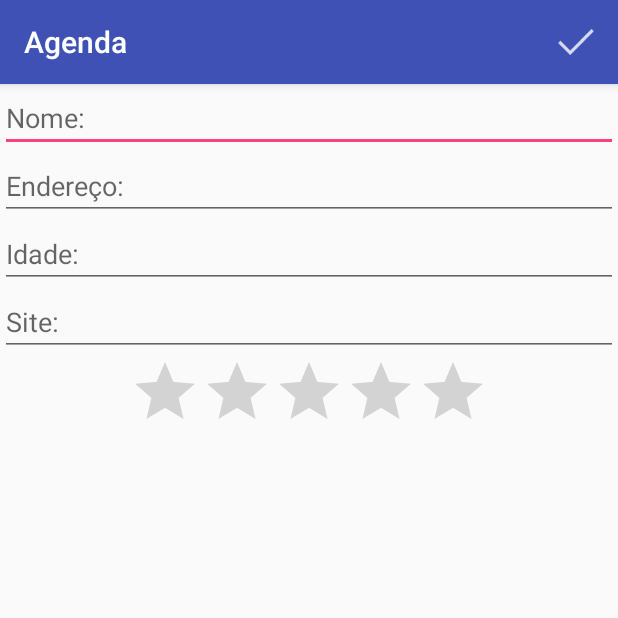
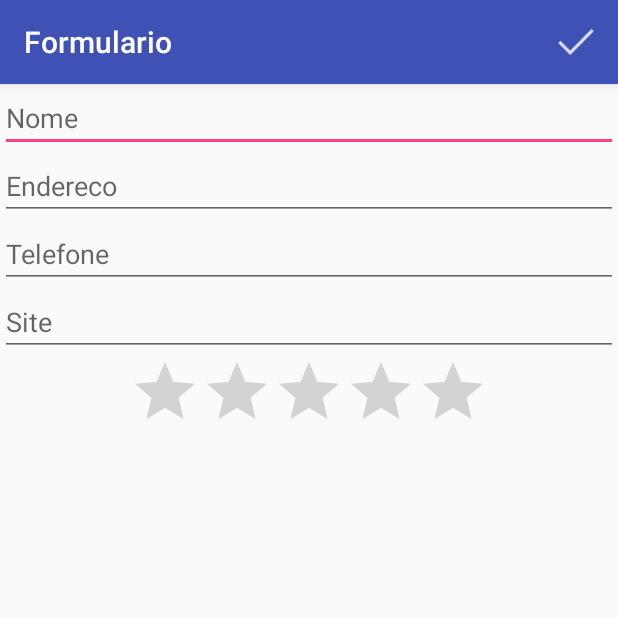
Before and after one commit to alexsandercaproni/Agenda, an Android app: the FormularioActivity screen opened directly, with no data from a screen before it, on a phone screen of 412 x 824 dp, the top half of it. Run offline under Robolectric (Android 15) with nearby library versions, the phone set to English and light mode, and no system bars.

Commit message:
Ajustes com base no Alura

```diff
--- a/Agenda/app/build.gradle
+++ b/Agenda/app/build.gradle
@@ -2,11 +2,11 @@ apply plugin: 'com.android.application'
 
 android {
     compileSdkVersion 23
-    buildToolsVersion "24.0.1"
+    buildToolsVersion "23.0.2"
 
     defaultConfig {
-        applicationId "br.inatel.agenda"
-        minSdkVersion 16
+        applicationId "br.com.alura.agenda"
+        minSdkVersion 15
         targetSdkVersion 23
         versionCode 1
         versionName "1.0"
--- a/Agenda/app/src/main/java/br/inatel/agenda/FormularioHelper.java
+++ b/Agenda/app/src/main/java/br/com/alura/agenda/FormularioHelper.java
@@ -1,52 +1,45 @@
-package br.inatel.agenda;
+package br.com.alura.agenda;
 
+import android.view.View;
 import android.widget.EditText;
 import android.widget.RatingBar;
 
-import br.inatel.agenda.model.Aluno;
+import br.com.alura.agenda.modelo.Aluno;
 
-/**
- * Created by alexsandercaproni on 21/10/2016.
- */
 public class FormularioHelper {
-
-    private EditText campoNome;
-    private EditText campoEndereco;
-    private EditText campoIdade;
-    private EditText campoSite;
-    private RatingBar campoNota;
+    private final EditText campoNome;
+    private final EditText campoEndereco;
+    private final EditText campoTelefone;
+    private final EditText campoSite;
+    private final RatingBar campoNota;
 
     private Aluno aluno;
 
     public FormularioHelper(FormularioActivity activity) {
-
         campoNome = (EditText) activity.findViewById(R.id.formulario_nome);
         campoEndereco = (EditText) activity.findViewById(R.id.formulario_endereco);
-        campoIdade = (EditText) activity.findViewById(R.id.formulario_idade);
+        campoTelefone = (EditText) activity.findViewById(R.id.formulario_telefone);
         campoSite = (EditText) activity.findViewById(R.id.formulario_site);
         campoNota = (RatingBar) activity.findViewById(R.id.formulario_nota);
-
         aluno = new Aluno();
-
     }
 
-    public Aluno pegaAluno(){
 
+    public Aluno pegaAluno() {
         aluno.setNome(campoNome.getText().toString());
         aluno.setEndereco(campoEndereco.getText().toString());
-        aluno.setIdade(Integer.valueOf(campoIdade.getText().toString()));
         aluno.setSite(campoSite.getText().toString());
+        aluno.setTelefone(campoTelefone.getText().toString());
         aluno.setNota(Double.valueOf(campoNota.getProgress()));
-
         return aluno;
     }
 
     public void preencheFormulario(Aluno aluno) {
         campoNome.setText(aluno.getNome());
         campoEndereco.setText(aluno.getEndereco());
-        campoIdade.setText(String.valueOf(aluno.getIdade()));
+        campoTelefone.setText(aluno.getTelefone());
         campoSite.setText(aluno.getSite());
-        campoNota.setProgress((int) aluno.getNota() );
+        campoNota.setProgress(aluno.getNota().intValue());
         this.aluno = aluno;
     }
 }
--- a/Agenda/app/src/main/res/layout/activity_formulario.xml
+++ b/Agenda/app/src/main/res/layout/activity_formulario.xml
@@ -1,48 +1,44 @@
+<?xml version="1.0" encoding="utf-8"?>
 <ScrollView
+    xmlns:android="http://schemas.android.com/apk/res/android"
     android:layout_width="match_parent"
-    android:layout_height="match_parent"
-    xmlns:android="http://schemas.android.com/apk/res/android" >
+    android:layout_height="match_parent">
 
     <LinearLayout
-        xmlns:tools="http://schemas.android.com/tools"
         android:layout_width="match_parent"
         android:layout_height="match_parent"
-        tools:context="br.inatel.agenda.FormularioActivity"
         android:orientation="vertical">
 
         <EditText
             android:id="@+id/formulario_nome"
-            android:hint="Nome: "
             android:layout_width="match_parent"
-            android:layout_height="wrap_content" />
+            android:layout_height="wrap_content"
+            android:hint="Nome"/>
 
         <EditText
             android:id="@+id/formulario_endereco"
-            android:hint="Endereço: "
             android:layout_width="match_parent"
-            android:layout_height="wrap_content" />
+            android:layout_height="wrap_content"
+            android:hint="Endereco"/>
 
         <EditText
-        android:id="@+id/formulario_idade"
-        android:hint="Idade: "
-        android:inputType="number"
-        android:layout_width="match_parent"
-        android:layout_height="wrap_content" />
+            android:id="@+id/formulario_telefone"
+            android:layout_width="match_parent"
+            android:layout_height="wrap_content"
+            android:hint="Telefone"/>
 
         <EditText
             android:id="@+id/formulario_site"
-            android:hint="Site: "
             android:layout_width="match_parent"
-            android:layout_height="wrap_content" />
+            android:layout_height="wrap_content"
+            android:hint="Site"/>
 
         <RatingBar
             android:id="@+id/formulario_nota"
             android:layout_width="wrap_content"
             android:layout_height="wrap_content"
-            android:numStars="5"
             android:layout_gravity="center"
-            android:max="10"/>
-
-
+            android:max="10"
+            android:numStars="5"/>
     </LinearLayout>
 </ScrollView>
--- a/Agenda/app/src/main/res/menu/menu_formulario.xml
+++ b/Agenda/app/src/main/res/menu/menu_formulario.xml
@@ -1,13 +1,12 @@
 <?xml version="1.0" encoding="utf-8"?>
-<menu
-    xmlns:android="http://schemas.android.com/apk/res/android"
-    xmlns:app="http://schemas.android.com/apk/res-auto">
+<menu xmlns:android="http://schemas.android.com/apk/res/android"
+    xmlns:app="http://schemas.android.com/apk/res-auto"
+    xmlns:tools="http://schemas.android.com/tools"
+    tools:context="br.com.alura.agenda.FormularioActivity">
 
-    <item
-        android:id="@+id/menu_formulario"
+    <item android:id="@+id/menu_formulario_ok"
         android:title="Ok"
         android:icon="@drawable/ic_confirmar"
-        app:showAsAction="always"
-        />
+        app:showAsAction="always"/>
 
 </menu>
--- a/Agenda/build.gradle
+++ b/Agenda/build.gradle
@@ -5,7 +5,7 @@ buildscript {
         jcenter()
     }
     dependencies {
-        classpath 'com.android.tools.build:gradle:1.5.0'
+        classpath 'com.android.tools.build:gradle:2.2.2'
 
         // NOTE: Do not place your application dependencies here; they belong
         // in the individual module build.gradle files
```
Also changed, not shown: Agenda/app/src/main/AndroidManifest.xml (+6 -3 lines), Agenda/app/src/main/java/br/com/alura/agenda/FormularioActivity.java (renamed from Agenda/app/src/main/java/br/inatel/agenda/FormularioActivity.java, +19 -19 lines), Agenda/app/src/main/java/br/com/alura/agenda/ListaAlunosActivity.java (renamed from Agenda/app/src/main/java/br/inatel/agenda/ListaAlunosActivity.java, +17 -26 lines), Agenda/app/src/main/java/br/com/alura/agenda/dao/AlunoDAO.java (added, +96 -0 lines), Agenda/app/src/main/java/br/com/alura/agenda/modelo/Aluno.java (added, +65 -0 lines), Agenda/app/src/main/java/br/inatel/agenda/dao/AlunoDAO.java (deleted, +0 -97 lines), Agenda/app/src/main/java/br/inatel/agenda/model/Aluno.java (deleted, +0 -69 lines), Agenda/app/src/main/res/drawable/fundo.xml (+2 -5 lines), Agenda/app/src/main/res/layout/activity_lista_alunos.xml (+8 -13 lines), Agenda/gradle/wrapper/gradle-wrapper.properties, 5 other files.
